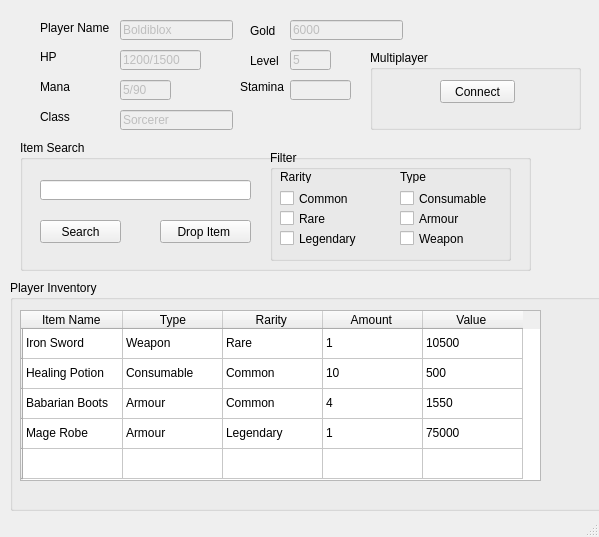
First picture: the form in Inventory.ui, repository senormaarij/DBS_Project_GameManageSys, before the edit.
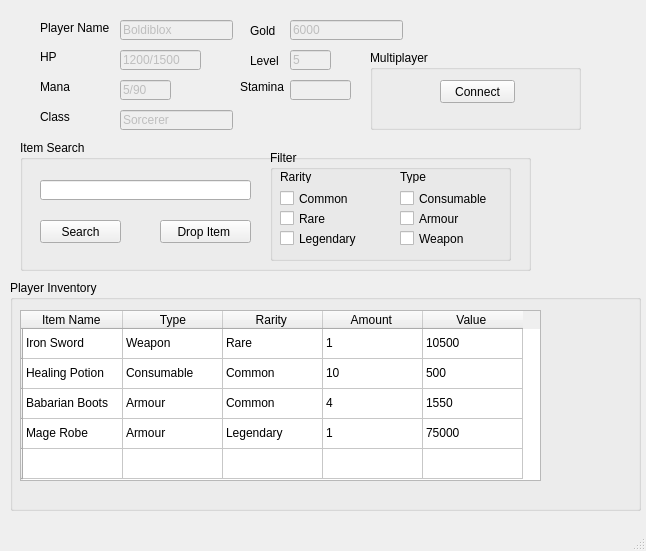
Second picture: the form after the edit.

Commit message: search warning added

```diff
--- a/Inventory.ui
+++ b/Inventory.ui
@@ -6,8 +6,8 @@
    <rect>
     <x>0</x>
     <y>0</y>
-    <width>599</width>
-    <height>537</height>
+    <width>646</width>
+    <height>551</height>
    </rect>
   </property>
   <property name="windowTitle">
@@ -367,23 +367,23 @@
        <string>Weapon</string>
       </property>
      </widget>
-     <widget class="QCheckBox" name="Arm">
-      <property name="geometry">
-       <rect>
-        <x>130</x>
-        <y>40</y>
-        <width>91</width>
-        <height>17</height>
-       </rect>
-      </property>
-      <property name="text">
-       <string>Consumable</string>
-      </property>
-     </widget>
      <widget class="QCheckBox" name="Cos">
       <property name="geometry">
        <rect>
         <x>130</x>
+        <y>40</y>
+        <width>91</width>
+        <height>17</height>
+       </rect>
+      </property>
+      <property name="text">
+       <string>Consumable</string>
+      </property>
+     </widget>
+     <widget class="QCheckBox" name="Arm">
+      <property name="geometry">
+       <rect>
+        <x>130</x>
         <y>60</y>
         <width>70</width>
         <height>17</height>
```
Left out of the diff: 4 changed lines with no effect on the pictures. The commit also changes 1 other file.
